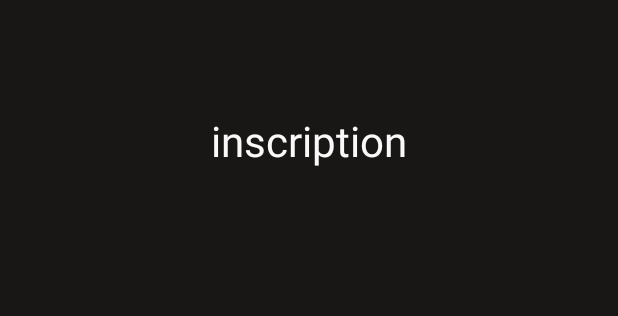
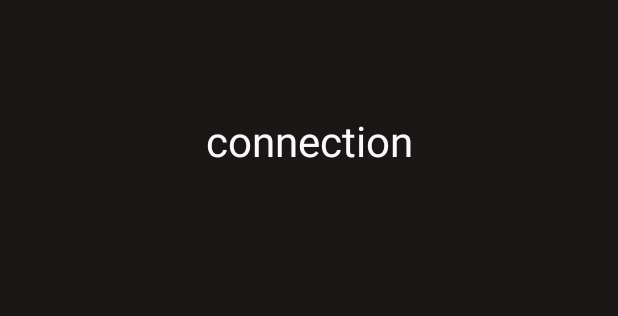
Before and after one commit to Andraziel/PulseNetwork, an Android app: the layout activity_main.xml on its own in the app's theme, with its tools: preview values and no code run, on a phone screen of 412 x 824 dp. Shown: the top 316 px of the screen. Run offline under Robolectric (Android 15) with nearby library versions, the phone set to English and light mode, and no system bars.

Commit message:
tentative page de login n°667

```diff
--- a/app/src/main/res/layout/activity_main.xml
+++ b/app/src/main/res/layout/activity_main.xml
@@ -12,7 +12,7 @@
         android:layout_width="wrap_content"
         android:layout_height="wrap_content"
         android:fontFamily="sans-serif"
-        android:text="inscription"
+        android:text="connection"
         android:textColor="#FAF8F8"
         android:textSize="28sp"
         android:typeface="serif"
```
